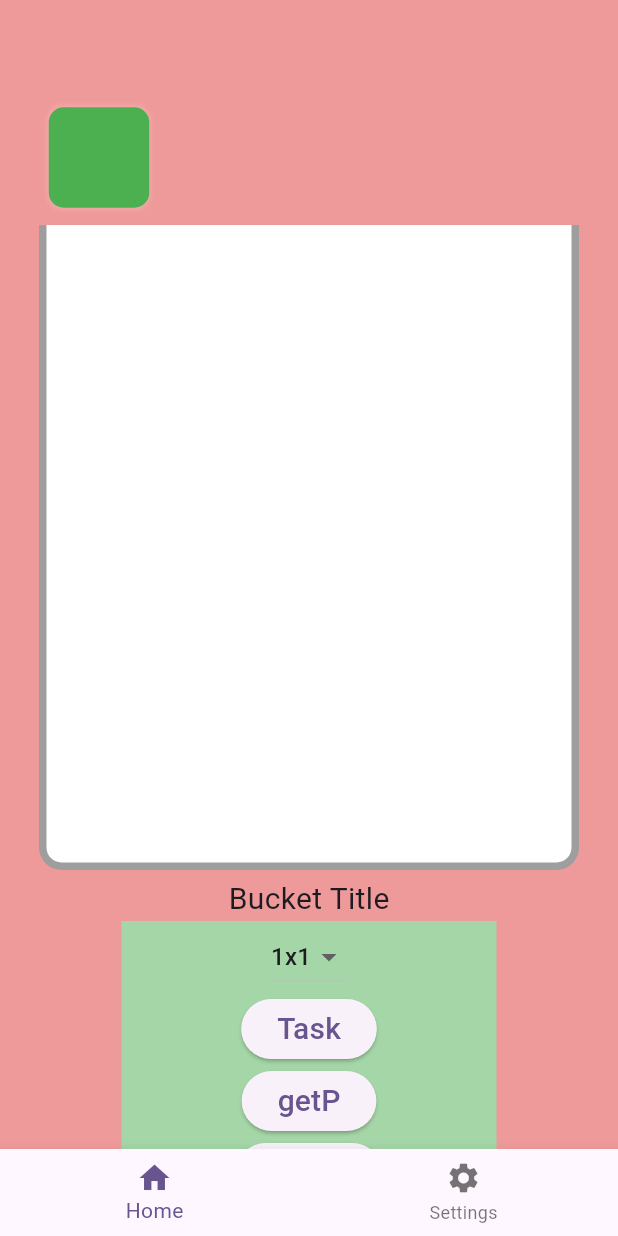
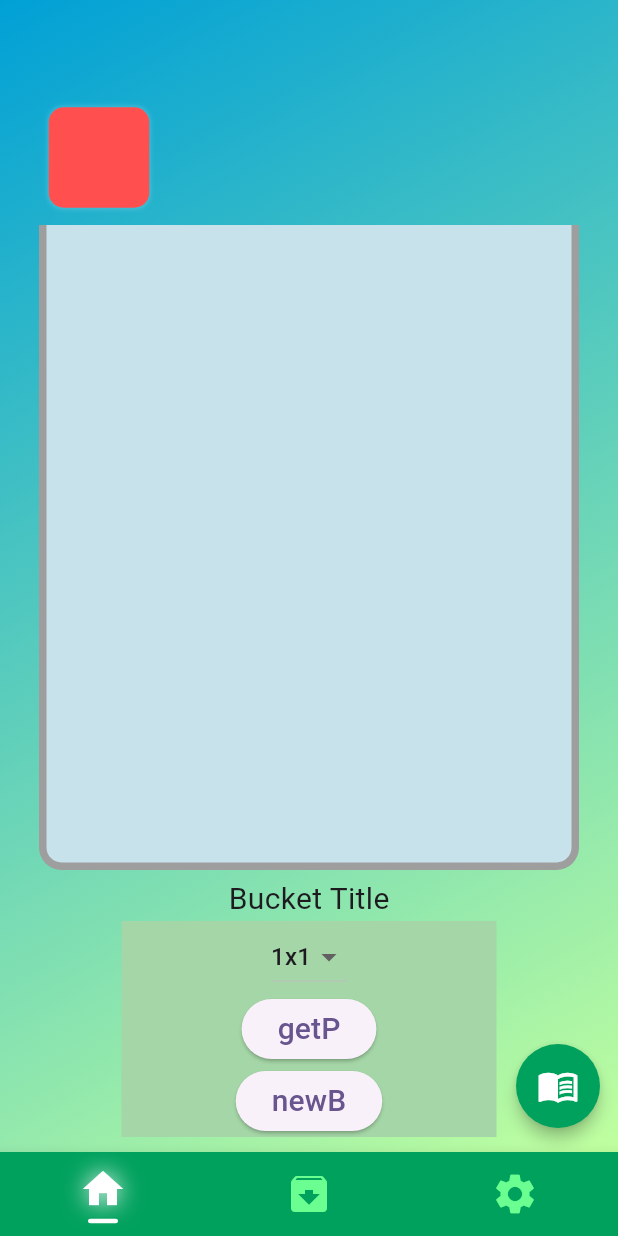
Before and after one commit to shogoisaji/tumitas, a Flutter app: the screen it shows after launch, on a phone screen of 412 x 824 dp. Run offline on Flutter 3.47's test engine with Material 3 defaults, Android fonts, the light colour scheme and no system bars.

Commit message:
⚡️ main page fix

```diff
--- a/lib/config/config.dart
+++ b/lib/config/config.dart
@@ -1,12 +1,16 @@
 import 'package:flutter/material.dart';
+import 'package:tumitas/theme/theme.dart';
 
 double oneBlockSize = 70.0;
 List<Color> blockColorList = [
-  Colors.red,
-  Colors.blue,
-  Colors.green,
-  Colors.orange,
-  Colors.grey,
-  Colors.teal,
-  Colors.black26,
+  MyTheme.fieryRed,
+  MyTheme.sunsetOrange,
+  MyTheme.lemonYellow,
+  MyTheme.brightGreen,
+  MyTheme.mintGreen,
+  MyTheme.skyBlue,
+  MyTheme.deepSkyBlue,
+  MyTheme.royalPurple,
+  MyTheme.vividPink,
+  MyTheme.hotPink,
 ];
--- a/lib/main.dart
+++ b/lib/main.dart
@@ -1,6 +1,7 @@
 import 'package:flutter/material.dart';
 import 'package:tumitas/pages/play_page.dart';
 import 'package:tumitas/pages/settings_page.dart';
+import 'package:tumitas/theme/theme.dart';
 
 void main() {
   runApp(const MyApp());
@@ -14,7 +15,7 @@ class MyApp extends StatelessWidget {
     return MaterialApp(
       title: 'Flutter Demo',
       theme: ThemeData(
-        scaffoldBackgroundColor: Colors.red[200],
+        // scaffoldBackgroundColor: Colors.red[200],
         colorScheme: ColorScheme.fromSeed(seedColor: Colors.deepPurple),
         useMaterial3: true,
       ),
@@ -34,10 +35,39 @@ class _MainPageState extends State<MainPage> with TickerProviderStateMixin {
   final pageController = PageController();
   int currentIndex = 0;
 
+  List<Map<String, dynamic>> bottomNavigationBarItems = [
+    {
+      'icon': Icons.home,
+      'page': PlayPage(),
+    },
+    {
+      'icon': Icons.archive,
+      'page': const Center(
+        child: Text('Archive Page'),
+      ),
+    },
+    {
+      'icon': Icons.settings,
+      'page': SettingsPage(),
+    },
+  ];
+
   @override
   Widget build(BuildContext context) {
     return Scaffold(
         bottomNavigationBar: BottomNavigationBar(
+          selectedFontSize: 0,
+          unselectedFontSize: 0,
+          iconSize: 32,
+          selectedIconTheme: const IconThemeData(shadows: [
+            Shadow(
+              color: Colors.white,
+              blurRadius: 20,
+            )
+          ]),
+          selectedItemColor: Colors.white,
+          unselectedItemColor: MyTheme.green4,
+          backgroundColor: MyTheme.green1,
           currentIndex: currentIndex,
           onTap: (index) {
             setState(() {
@@ -45,17 +75,44 @@ class _MainPageState extends State<MainPage> with TickerProviderStateMixin {
               pageController.animateToPage(index, duration: const Duration(milliseconds: 500), curve: Curves.ease);
             });
           },
-          items: const [
-            BottomNavigationBarItem(icon: Icon(Icons.home), label: 'Home'),
-            BottomNavigationBarItem(icon: Icon(Icons.settings), label: 'Settings'),
+          items: [
+            ...bottomNavigationBarItems
+                .map((e) => BottomNavigationBarItem(
+                    icon: Column(
+                      children: [
+                        Icon(e['icon']),
+                        if (currentIndex == bottomNavigationBarItems.indexOf(e))
+                          Container(
+                            width: 20,
+                            height: 3,
+                            margin: const EdgeInsets.only(top: 4),
+                            decoration: const BoxDecoration(
+                              color: Colors.white,
+                              borderRadius: BorderRadius.all(
+                                Radius.circular(3),
+                              ),
+                            ),
+                          )
+                      ],
+                    ),
+                    label: ''))
+                .toList(),
           ],
         ),
-        body: PageView(
-          controller: pageController,
-          children: [
-            PlayPage(),
-            SettingsPage(),
-          ],
+        body: Container(
+          decoration: const BoxDecoration(
+            gradient: LinearGradient(
+              begin: Alignment.topLeft,
+              end: Alignment.bottomRight,
+              colors: [MyTheme.blue2, MyTheme.green5],
+            ),
+          ),
+          child: PageView(
+            controller: pageController,
+            children: [
+              ...bottomNavigationBarItems.map((e) => e['page']).toList(),
+            ],
+          ),
         ));
   }
 }
--- /dev/null
+++ b/lib/pages/archive_page.dart
@@ -0,0 +1,17 @@
+import 'package:flutter/material.dart';
+
+class ArchivePage extends StatefulWidget {
+  const ArchivePage({super.key});
+
+  @override
+  State<ArchivePage> createState() => _ArchivePageState();
+}
+
+class _ArchivePageState extends State<ArchivePage> {
+  @override
+  Widget build(BuildContext context) {
+    return const Center(
+      child: Text('Archive Page'),
+    );
+  }
+}
--- a/lib/pages/play_page.dart
+++ b/lib/pages/play_page.dart
@@ -1,12 +1,9 @@
-import 'dart:math';
-
 import 'package:flutter/material.dart';
-import 'package:tumitas/config/config.dart';
 import 'package:tumitas/models/block.dart';
 import 'package:tumitas/models/bucket.dart';
 import 'package:tumitas/widgets/block_type_dropdown.dart';
+import 'package:tumitas/widgets/multi_floating_buttom.dart';
 import 'package:tumitas/widgets/play_space_widget.dart';
-import 'package:tumitas/widgets/task_title_dialog.dart';
 
 class PlayPage extends StatefulWidget {
   const PlayPage({super.key});
@@ -24,14 +21,6 @@ class _PlayPageState extends State<PlayPage> with TickerProviderStateMixin {
   bool isShowNextBlock = true;
   bool isShowSwipeDownAnimation = false;
 
-  // final random = Random();
-
-  // Block nextBlock = Block(
-  //   blockColorList[Random().nextInt(blockColorList.length)],
-  //   BlockType.block1x1,
-  //   'Title',
-  //   'nextBlockDescription',
-  // );
   Bucket bucket = Bucket(
       bucketTitle: 'Bucket Title',
       color: Colors.grey,
@@ -61,6 +50,9 @@ class _PlayPageState extends State<PlayPage> with TickerProviderStateMixin {
   @override
   Widget build(BuildContext context) {
     return SafeArea(
+      child: Stack(
+        children: [
+          SingleChildScrollView(
             child: Center(
               child: Column(
                 mainAxisAlignment: MainAxisAlignment.end,
@@ -79,17 +71,17 @@ class _PlayPageState extends State<PlayPage> with TickerProviderStateMixin {
                             initValue: selectedBlockType,
                             onSelected: _blockTypeSelect,
                           ),
-                    ElevatedButton(
-                        onPressed: () {
-                          showDialog(
-                            context: context,
-                            builder: (_) => TaskTitleDialog(
-                              TextEditingController(text: nextBlockTitle),
-                              onSubmitted: _handleSubmitted,
-                            ),
-                          );
-                        },
-                        child: const Text('Task', style: TextStyle(fontSize: 20))),
+                          // ElevatedButton(
+                          //     onPressed: () {
+                          //       showDialog(
+                          //         context: context,
+                          //         builder: (_) => TaskTitleDialog(
+                          //           TextEditingController(text: nextBlockTitle),
+                          //           onSubmitted: _handleSubmitted,
+                          //         ),
+                          //       );
+                          //     },
+                          //     child: const Text('Task', style: TextStyle(fontSize: 20))),
                           ElevatedButton(
                               onPressed: () {
                                 // bucket.getMaxPosition();
@@ -105,6 +97,16 @@ class _PlayPageState extends State<PlayPage> with TickerProviderStateMixin {
                 ],
               ),
             ),
+          ),
+          Positioned(
+            bottom: 10,
+            right: 10,
+            child: MultiFloatingBottom(
+              onSubmittedText: _handleSubmitted,
+            ),
+          )
+        ],
+      ),
     );
   }
 }
--- a/lib/pages/settings_page.dart
+++ b/lib/pages/settings_page.dart
@@ -10,8 +10,8 @@ class SettingsPage extends StatefulWidget {
 class _SettingsPageState extends State<SettingsPage> with TickerProviderStateMixin {
   @override
   Widget build(BuildContext context) {
-    return Container(
-      child: Column(
+    return Column(
+      mainAxisAlignment: MainAxisAlignment.center,
       children: [
         const Text('Settings'),
         ElevatedButton(
@@ -19,7 +19,6 @@ class _SettingsPageState extends State<SettingsPage> with TickerProviderStateMix
           child: const Text('戻る'),
         ),
       ],
-      ),
     );
   }
 }
--- /dev/null
+++ b/lib/theme/theme.dart
@@ -0,0 +1,26 @@
+import 'package:flutter/material.dart';
+
+class MyTheme {
+  static const Color green1 = Color(0xff00a15d);
+  static const Color green2 = Color(0xff2bbe00);
+  static const Color green3 = Color(0xff07ff1b);
+  static const Color green4 = Color(0xff6aff90);
+  static const Color green5 = Color(0xffc0ff9f);
+  static const Color grey1 = Color(0xff7c9d9d);
+  static const Color grey2 = Color(0xffc7e2eb);
+  static const Color blue1 = Color(0xff4040ff);
+  static const Color blue2 = Color(0xff00a0d6);
+  static const Color red = Color(0xffeb5c5c);
+
+  // block color
+  static const Color fieryRed = Color(0xffff4f4f);
+  static const Color sunsetOrange = Color(0xffffb13b);
+  static const Color lemonYellow = Color(0xffd8ff3b);
+  static const Color brightGreen = Color(0xff2eeb10);
+  static const Color mintGreen = Color(0xff00ebb0);
+  static const Color skyBlue = Color(0xff00ffff);
+  static const Color deepSkyBlue = Color(0xff3b89ff);
+  static const Color royalPurple = Color(0xff7142ff);
+  static const Color vividPink = Color(0xffd83bff);
+  static const Color hotPink = Color(0xffff3bb1);
+}
--- a/lib/widgets/block_widget.dart
+++ b/lib/widgets/block_widget.dart
@@ -21,7 +21,7 @@ class BlockWidget extends StatelessWidget {
         height: block.blockType.blockSize.y * oneBlockSize,
         padding: const EdgeInsets.all(1.5),
         child: Container(
-          padding: const EdgeInsets.all(4),
+          padding: const EdgeInsets.all(6),
           decoration: BoxDecoration(
             color: block.color,
             borderRadius: BorderRadius.circular(10),
--- a/lib/widgets/bucket_widget.dart
+++ b/lib/widgets/bucket_widget.dart
@@ -1,6 +1,7 @@
 import 'package:flutter/material.dart';
 import 'package:tumitas/config/config.dart';
 import 'package:tumitas/models/bucket.dart';
+import 'package:tumitas/theme/theme.dart';
 import 'package:tumitas/widgets/block_widget.dart';
 
 class BucketWidget extends StatelessWidget {
@@ -30,7 +31,7 @@ class BucketWidget extends StatelessWidget {
             width: bucket.bucketSizeCells.x * oneBlockSize,
             height: bucket.bucketSizeCells.y * oneBlockSize + bucketThickness * 2,
             decoration: const BoxDecoration(
-              color: Colors.white,
+              color: MyTheme.grey2,
               borderRadius: BorderRadius.only(
                 bottomLeft: Radius.circular(10),
                 bottomRight: Radius.circular(10),
--- /dev/null
+++ b/lib/widgets/multi_floating_buttom.dart
@@ -0,0 +1,94 @@
+import 'package:flutter/material.dart';
+import 'package:tumitas/theme/theme.dart';
+import 'package:tumitas/widgets/task_title_dialog.dart';
+
+class MultiFloatingBottom extends StatefulWidget {
+  final Function(String) onSubmittedText;
+
+  const MultiFloatingBottom({super.key, required this.onSubmittedText});
+
+  @override
+  State<MultiFloatingBottom> createState() => _MultiFloatingBottomState();
+}
+
+class _MultiFloatingBottomState extends State<MultiFloatingBottom> {
+  bool isPressed = false;
+  String nextBlockTitle = '';
+
+  void _handleSubmitted(String newTitle) {
+    setState(() {
+      isPressed = false;
+      widget.onSubmittedText(newTitle);
+    });
+  }
+
+  @override
+  Widget build(BuildContext context) {
+    List<Map<String, dynamic>> floatingButtonList = [
+      {
+        'icon': Icons.note_alt,
+        'onPressed': () {
+          showDialog(
+            context: context,
+            builder: (_) => TaskTitleDialog(
+              TextEditingController(),
+              onSubmitted: _handleSubmitted,
+            ),
+          );
+        },
+      },
+      {
+        'icon': Icons.change_circle,
+        'onPressed': () {},
+      },
+      {
+        'icon': Icons.arrow_back,
+        'onPressed': () {
+          setState(() {
+            isPressed = !isPressed;
+          });
+        },
+      },
+    ];
+
+    return Padding(
+        padding: const EdgeInsets.only(bottom: 6, right: 2),
+        child: isPressed
+            ? Column(
+                children: [
+                  ...floatingButtonList.map((floatingButton) {
+                    return Column(
+                      children: [
+                        const SizedBox(
+                          height: 10,
+                        ),
+                        FloatingActionButton(
+                          shape: const CircleBorder(),
+                          elevation: 4,
+                          backgroundColor: MyTheme.green1,
+                          onPressed: floatingButton['onPressed'],
+                          child: Icon(floatingButton['icon'], color: Colors.white, size: 28),
+                        ),
+                      ],
+                    );
+                  }).toList(),
+                ],
+              )
+            : FloatingActionButton(
+                shape: const CircleBorder(),
+                elevation: 4,
+                backgroundColor: MyTheme.green1,
+                onPressed: () {
+                  setState(() {
+                    isPressed = true;
+                    Future.delayed(const Duration(seconds: 3), () {
+                      setState(() {
+                        isPressed = false;
+                      });
+                    });
+                  });
+                },
+                child: const Icon(Icons.menu_book, color: Colors.white, size: 28),
+              ));
+  }
+}
--- a/lib/widgets/play_space_widget.dart
+++ b/lib/widgets/play_space_widget.dart
@@ -34,7 +34,6 @@ class _PlaySpaceWidgetState extends State<PlaySpaceWidget> with TickerProviderSt
 
   @override
   void initState() {
-    print('sub initState');
     super.initState();
     _shakeAnimationController = AnimationController(
       vsync: this,
@@ -51,7 +50,7 @@ class _PlaySpaceWidgetState extends State<PlaySpaceWidget> with TickerProviderSt
   @override
   void didUpdateWidget(PlaySpaceWidget oldWidget) {
     super.didUpdateWidget(oldWidget);
-    if (widget.selectedBlockType != oldWidget.selectedBlockType) {
+    if (widget.selectedBlockType != oldWidget.selectedBlockType || widget.nextBlockTitle != oldWidget.nextBlockTitle) {
       _generateNewBlock();
     }
   }
```
Lines whose indentation alone changed are shown as unchanged.
